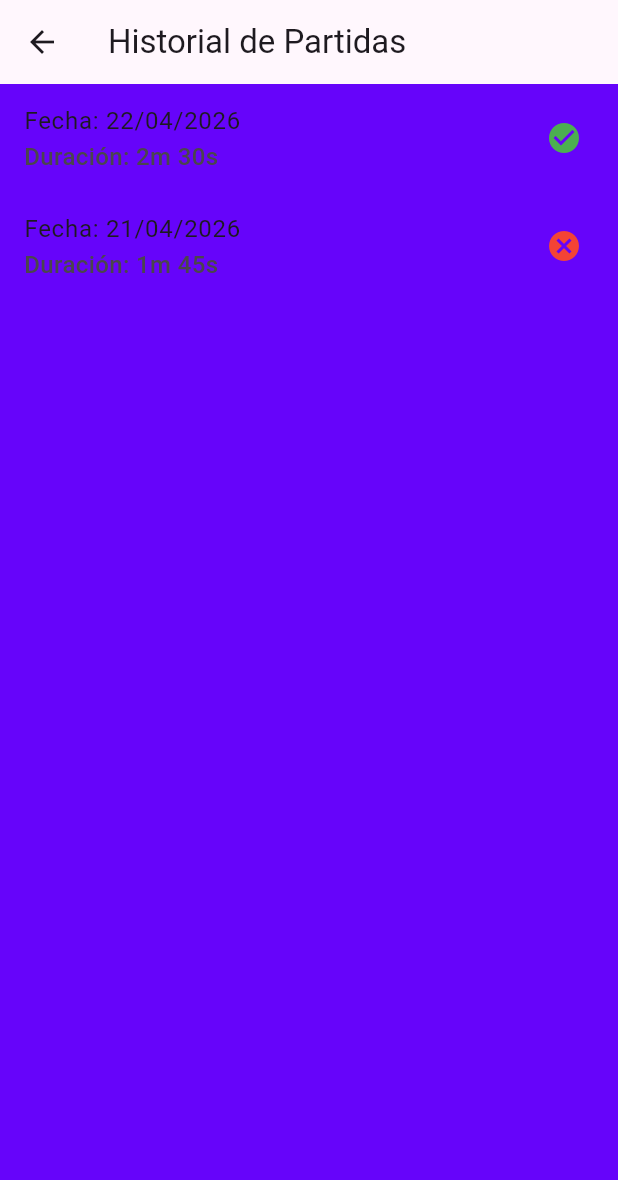
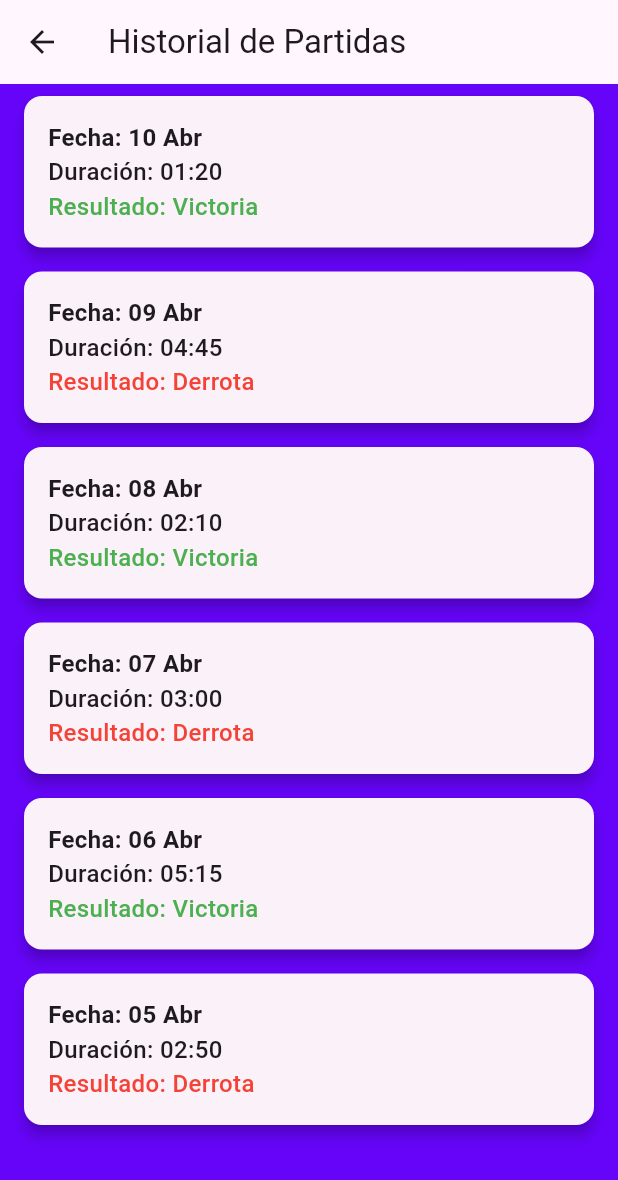
Before and after one commit to Lord-Aitel/3479A321_2022479051, a Flutter app: the HistoryScreen screen opened by its route, on a phone screen of 412 x 824 dp. Shown: the top 1180 px of the screen. Run offline on Flutter 3.47's test engine with Material 3 defaults, Android fonts, the phone set to English and light mode, and no system bars; our stand-ins replace logger.

Commit message:
correccion de errores, la visualizacion de victoria estaba declarada en history y debia estar en game result

```diff
--- a/lib/models/game_result.dart
+++ b/lib/models/game_result.dart
@@ -1,5 +1,6 @@
+import 'package:flutter/material.dart';
+
 class GameResult {
-
   final String date;
   final String timeSpent;
   final bool isVictory;
@@ -7,6 +8,35 @@ class GameResult {
   GameResult({
     required this.date,
     required this.timeSpent,
-    required this.isVictory
+    required this.isVictory,
   });
 }
+
+class GameResultUI extends StatelessWidget {
+  final GameResult game;
+
+  const GameResultUI({super.key, required this.game});
+
+  @override
+  Widget build(BuildContext context) {
+    return Card(
+      elevation: 4,
+      margin: const EdgeInsets.symmetric(vertical: 8, horizontal: 16),
+      child: Padding(
+        padding: const EdgeInsets.all(16.0),
+        child: Column(
+          crossAxisAlignment: CrossAxisAlignment.start,
+          mainAxisSize: MainAxisSize.min,
+          children: [
+            Text("Fecha: ${game.date}", style: const TextStyle(fontWeight: FontWeight.bold)),
+            Text("Duración: ${game.timeSpent}"),
+            Text(
+              game.isVictory ? "Resultado: Victoria" : "Resultado: Derrota",
+              style: TextStyle(color: game.isVictory ? Colors.green : Colors.red),
+            ),
+          ],
+        ),
+      ),
+    );
+  }
+}
--- a/lib/ui/screens/history_screen.dart
+++ b/lib/ui/screens/history_screen.dart
@@ -1,16 +1,19 @@
 import 'package:flutter/material.dart';
 import '/models/game_result.dart';
 
+class HistoryScreen extends StatelessWidget {
+  const HistoryScreen({super.key});
 
-
-class HistoryScreen extends StatelessWidget {
-const HistoryScreen({super.key});
-@override
-Widget build(BuildContext context) {
- final List<GameResult> history = [
-  GameResult(date: "22/04/2026", timeSpent: "2m 30s", isVictory: true),
-  GameResult(date: "21/04/2026", timeSpent: "1m 45s", isVictory: false),
- ];
+  @override
+  Widget build(BuildContext context) {
+    final List<GameResult> history = [
+      GameResult(date: '10 Abr', timeSpent: '01:20', isVictory: true),
+      GameResult(date: '09 Abr', timeSpent: '04:45', isVictory: false),
+      GameResult(date: '08 Abr', timeSpent: '02:10', isVictory: true),
+      GameResult(date: '07 Abr', timeSpent: '03:00', isVictory: false),
+      GameResult(date: '06 Abr', timeSpent: '05:15', isVictory: true),
+      GameResult(date: '05 Abr', timeSpent: '02:50', isVictory: false),
+    ];
 
     return Scaffold(
       appBar: AppBar(title: const Text("Historial de Partidas")),
@@ -18,14 +21,7 @@ Widget build(BuildContext context) {
         itemCount: history.length,
         itemBuilder: (context, index) {
           final game = history[index];
-          return ListTile(
-            title: Text("Fecha: ${game.date}"),
-            subtitle: Text("Duración: ${game.timeSpent}"),
-            trailing: Icon(
-              game.isVictory ? Icons.check_circle : Icons.cancel,
-              color: game.isVictory ? Colors.green : Colors.red,
-            ),
-          );
+          return GameResultUI(game: game); // usa tu widget del modelo
         },
       ),
     );
```
